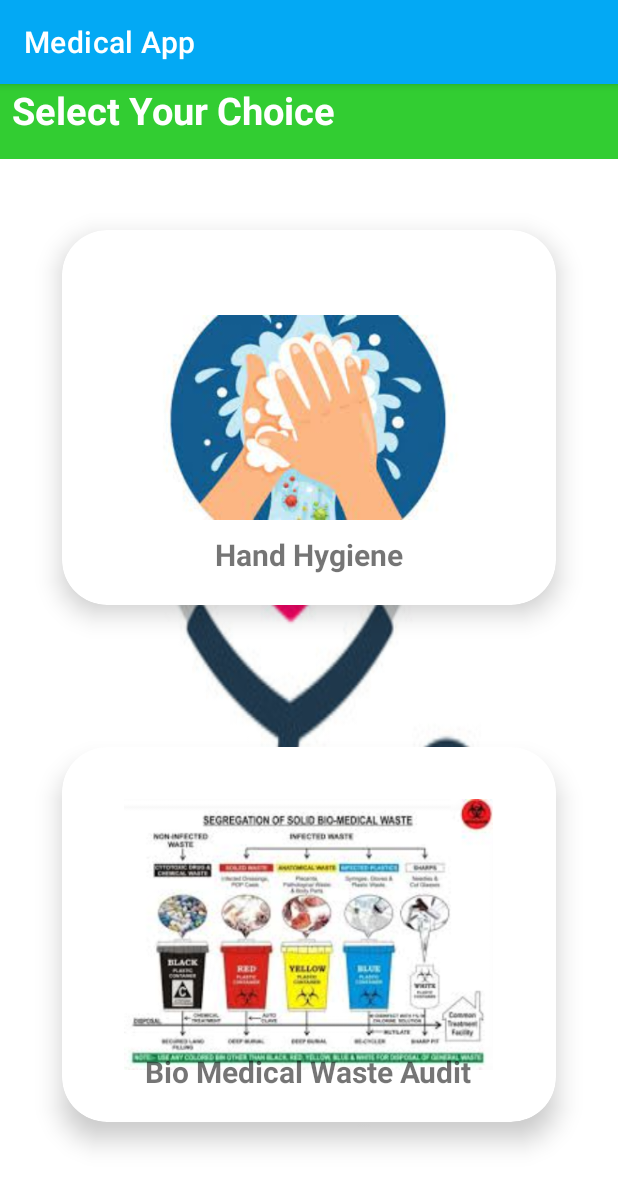
After one commit to sanskriti-2811/ASJ_Team2, an Android app: the SelectChoice_Page screen opened directly, with no data from a screen before it, on a phone screen of 412 x 824 dp. The commit adds this screen. Shown: the top 1187 px of the screen. Run offline under Robolectric (Android 15) with nearby library versions, the phone set to English and light mode, and no system bars.

Commit message:
Added Choice page to select between Hand Hygiene and BioMedical Waste. Created an empty activity for Hand Hygiene

```diff
--- a/app/src/main/java/com/example/medicalapp/MainActivity.kt
+++ b/app/src/main/java/com/example/medicalapp/MainActivity.kt
@@ -167,7 +167,7 @@ class MainActivity : AppCompatActivity() {
                 Toast.makeText(this, "Logged in as $phone", Toast.LENGTH_SHORT).show()
 
                 //start new activity
-                startActivity(Intent(this, WardsPage::class.java))
+                startActivity(Intent(this, SelectChoice_Page::class.java))
                 finish()
             }
              .addOnFailureListener{ e->
--- /dev/null
+++ b/app/src/main/java/com/example/medicalapp/SelectChoice_Page.kt
@@ -0,0 +1,27 @@
+package com.example.medicalapp
+
+import android.content.Intent
+import android.os.Bundle
+import androidx.appcompat.app.AppCompatActivity
+import androidx.cardview.widget.CardView
+
+class SelectChoice_Page : AppCompatActivity() {
+
+
+    override fun onCreate(savedInstanceState: Bundle?) {
+        super.onCreate(savedInstanceState)
+        setContentView(R.layout.activity_select_choice_page)
+
+        val card1 = findViewById<CardView>(R.id.BioMedicalWaste)
+        card1.setOnClickListener{
+            val intent = Intent(this, WardsPage::class.java)
+            startActivity(intent)
+        }
+
+        val card2 = findViewById<CardView>(R.id.HandHygiene)
+        card1.setOnClickListener{
+            val intent = Intent(this, HandHygiene::class.java)
+            startActivity(intent)
+        }
+    }
+}
--- /dev/null
+++ b/app/src/main/res/layout/activity_select_choice_page.xml
@@ -0,0 +1,113 @@
+<?xml version="1.0" encoding="utf-8"?>
+<RelativeLayout xmlns:android="http://schemas.android.com/apk/res/android"
+    xmlns:app="http://schemas.android.com/apk/res-auto"
+    xmlns:tools="http://schemas.android.com/tools"
+    android:layout_width="match_parent"
+    android:layout_height="match_parent"
+    android:background="@drawable/medical_bg2"
+    tools:context=".SelectChoice_Page">
+
+    <ScrollView
+        android:layout_width="match_parent"
+        android:layout_height="wrap_content">
+
+        <LinearLayout
+            android:layout_width="match_parent"
+            android:layout_height="wrap_content"
+            android:orientation="vertical">
+
+            <TextView
+                android:id="@+id/tv2"
+                android:layout_width="match_parent"
+                android:layout_height="50dp"
+                android:background="@color/lightgreen"
+                android:paddingLeft="8dp"
+                android:paddingBottom="10dp"
+                android:text="Select Your Choice "
+                android:textAlignment="viewStart"
+                android:textColor="@color/white"
+                android:textSize="25sp"
+                android:textStyle="bold" />
+
+            <androidx.cardview.widget.CardView
+                android:id="@+id/HandHygiene"
+                android:layout_width="match_parent"
+                android:layout_height="wrap_content"
+                android:layout_margin="20dp"
+                app:cardBackgroundColor="@color/white"
+                app:cardCornerRadius="30dp"
+                app:cardElevation="10dp"
+                app:cardMaxElevation="12dp"
+                app:cardPreventCornerOverlap="true"
+                app:cardUseCompatPadding="true">
+
+                <!--android:layout_margin="20dp"
+            android:layout_marginTop="60dp"
+            app:cardBackgroundColor="@color/white"
+            app:cardCornerRadius="30dp"
+            app:cardElevation="10dp"
+            app:cardMaxElevation="12dp"
+            app:cardPreventCornerOverlap="true"
+            app:cardUseCompatPadding="true"> -->
+
+
+                <ImageView
+                    android:id="@+id/img"
+                    android:layout_width="246dp"
+                    android:layout_height="230dp"
+                    android:layout_gravity="center"
+                    android:layout_margin="10dp"
+                    android:contentDescription="@string/app_name"
+                    android:src="@drawable/hand_hygiene" />
+
+                <TextView
+                    android:layout_width="wrap_content"
+                    android:layout_height="wrap_content"
+                    android:layout_gravity="bottom|center_horizontal"
+                    android:layout_marginTop="24dp"
+                    android:layout_marginBottom="20dp"
+                    android:text="Hand Hygiene"
+                    android:textSize="20sp"
+                    android:textStyle="bold" />
+
+            </androidx.cardview.widget.CardView>
+
+            <androidx.cardview.widget.CardView
+                android:id="@+id/BioMedicalWaste"
+                android:layout_width="match_parent"
+                android:layout_height="wrap_content"
+                android:layout_margin="20dp"
+                app:cardBackgroundColor="@color/white"
+                app:cardCornerRadius="30dp"
+                app:cardElevation="10dp"
+                app:cardMaxElevation="12dp"
+                app:cardPreventCornerOverlap="true"
+                app:cardUseCompatPadding="true">
+
+
+                <ImageView
+                    android:id="@+id/img1"
+                    android:layout_width="246dp"
+                    android:layout_height="230dp"
+                    android:layout_gravity="center"
+                    android:layout_margin="10dp"
+                    android:contentDescription="@string/app_name"
+                    android:src="@drawable/biomedical_waste" />
+
+                <TextView
+                    android:layout_width="wrap_content"
+                    android:layout_height="wrap_content"
+                    android:layout_gravity="bottom|center_horizontal"
+                    android:layout_marginTop="24dp"
+                    android:layout_marginBottom="20dp"
+                    android:text="Bio Medical Waste Audit"
+                    android:textSize="20sp"
+                    android:textStyle="bold" />
+
+
+            </androidx.cardview.widget.CardView>
+        </LinearLayout>
+    </ScrollView>
+
+
+</RelativeLayout>
```
Also changed, not shown: app/src/main/AndroidManifest.xml (+7 -7 lines), app/src/main/java/com/example/medicalapp/BioMedicalWasteAudit.kt (+43 -49 lines), app/src/main/java/com/example/medicalapp/HandHygiene.kt (added, +11 -0 lines), app/src/main/res/layout/activity_bio_medical_waste_audit.xml (+6 -4 lines), app/src/main/res/layout/activity_hand_hygiene.xml (added, +9 -0 lines), app/src/main/res/drawable/biomedical_waste.jpg (added), app/src/main/res/drawable/hand_hygiene.jpg (added), app/src/main/res/drawable/medical_bg2.jpg (added), app/src/main/res/drawable/stethoscope.jpg (added).
